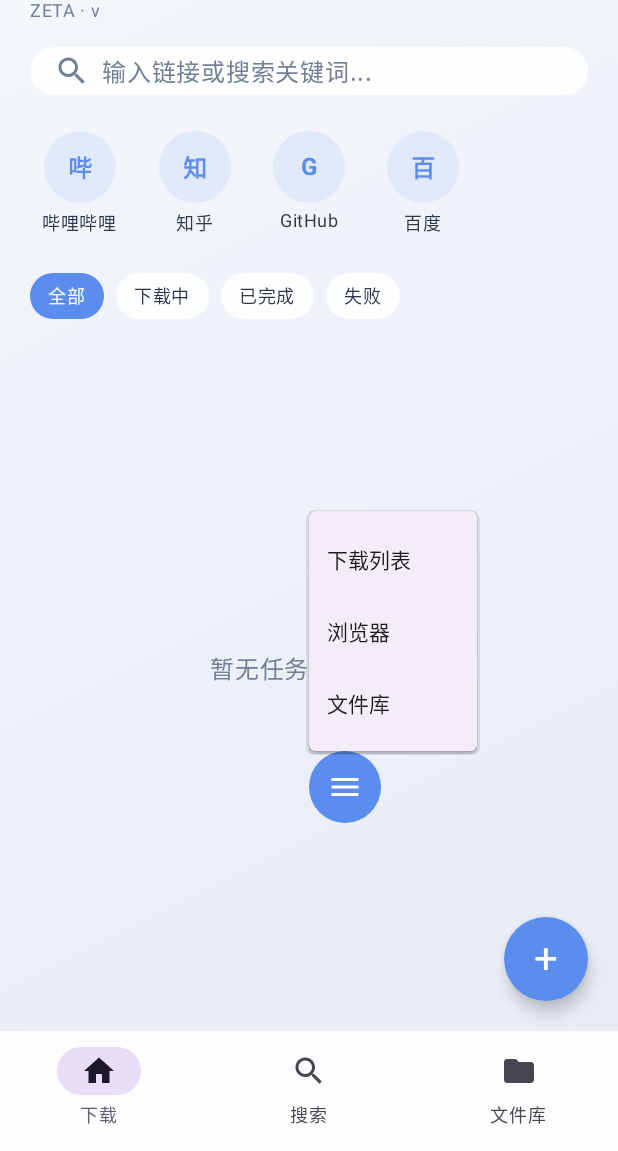
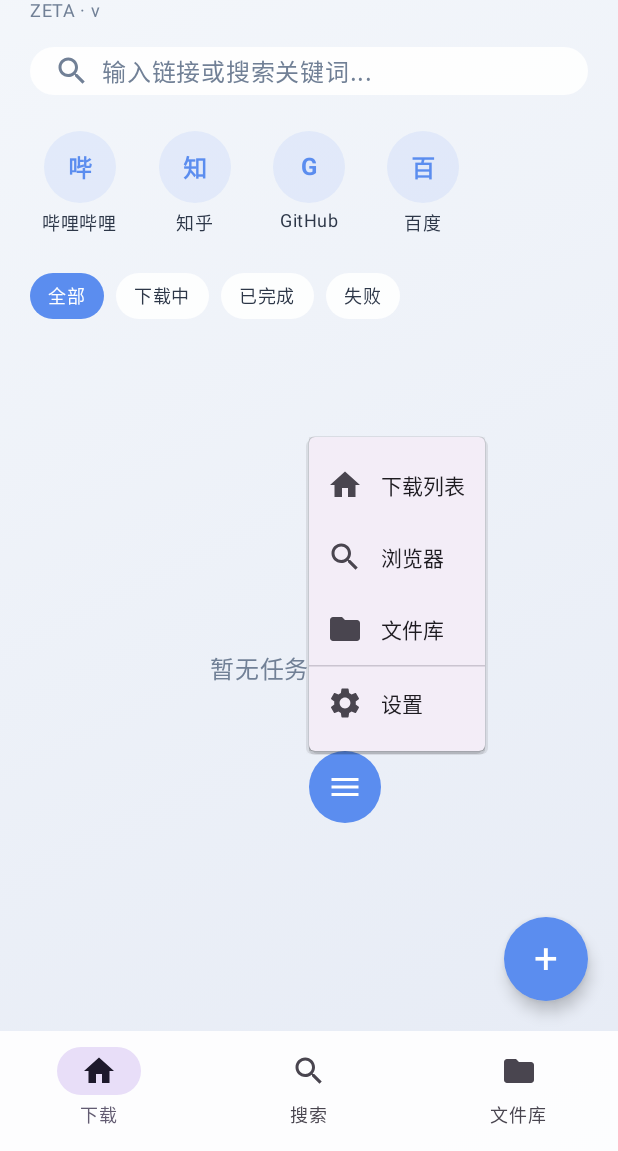
Before and after one commit to Maxx-EX/download-source, an Android app built with Jetpack Compose: the screen it shows after launch (MainActivity), after a tap on "Menu", on a phone screen of 412 x 824 dp, the part 85-1236 px from its top. Run offline under Robolectric (Android 15) with nearby library versions, the phone set to English and light mode, and no system bars; our stand-ins replace Room's generated code.

Commit message:
opt: fix buildconfig import, add browser gestures, optimize floating menu

```diff
--- a/app/src/main/java/com/downloadsource/MainActivity.kt
+++ b/app/src/main/java/com/downloadsource/MainActivity.kt
@@ -92,7 +92,6 @@ class MainActivity : ComponentActivity() {
                             SecureLockScreen(onUnlock = { isLocked = false })
                         } else {
                             var updateInfo by remember { mutableStateOf<UpdateManager.ReleaseInfo?>(null) }
-                            // 修复：传入前剥离后缀
                             LaunchedEffect(Unit) { updateInfo = UpdateManager.checkUpdate(BuildConfig.VERSION_NAME.substringBefore("-")) }
 
                             if (clipboardUrl != null) {
@@ -125,17 +124,6 @@ class MainActivity : ComponentActivity() {
                             }
 
                             MainScaffold()
-
-                            val tasks by DownloadManager.tasks.collectAsStateWithLifecycle()
-                            LaunchedEffect(tasks) {
-                                val intent = Intent(android.appwidget.AppWidgetManager.ACTION_APPWIDGET_UPDATE)
-                                intent.setClass(this@MainActivity, com.downloadsource.core.DownloadWidget::class.java)
-                                val ids = android.appwidget.AppWidgetManager.getInstance(this@MainActivity).getAppWidgetIds(
-                                    android.content.ComponentName(this@MainActivity, com.downloadsource.core.DownloadWidget::class.java)
-                                )
-                                intent.putExtra(android.appwidget.AppWidgetManager.EXTRA_APPWIDGET_IDS, ids)
-                                sendBroadcast(intent)
-                            }
                         }
                     }
                 }
@@ -151,7 +139,6 @@ fun SecureLockScreen(onUnlock: () -> Unit) {
     var inputPwd by remember { mutableStateOf("") }
     var errorMsg by remember { mutableStateOf("") }
     val keys = listOf("1","2","3","4","5","6","7","8","9","Q","W","E","R","T","Y","U","I","O","P","A","S","D","F","G","H","J","K","L","Z","X","C","V","B","N","M","0","DEL")
-
     Column(Modifier.fillMaxSize().background(palette.background.first()).padding(24.dp), horizontalAlignment = Alignment.CenterHorizontally, verticalArrangement = Arrangement.Center) {
         Icon(Icons.Default.Lock, null, modifier = Modifier.size(64.dp), tint = palette.primary.first())
         Text("安全验证", style = MaterialTheme.typography.titleLarge, fontWeight = FontWeight.Bold, color = palette.onSurface)
@@ -217,6 +204,7 @@ fun MainScaffold() {
             }
         }
 
+        // 悬浮球
         var offsetX by remember { mutableFloatStateOf(screenWidthPx / 2) }
         var offsetY by remember { mutableFloatStateOf(screenHeightPx - 400f) }
         var showMenu by remember { mutableStateOf(false) }
@@ -227,7 +215,7 @@ fun MainScaffold() {
             modifier = Modifier
                 .offset { IntOffset(offsetX.roundToInt(), offsetY.roundToInt()) }
                 .size(ballSize)
-                .alpha(if (showMenu) 1f else 0.6f)
+                .alpha(if (showMenu) 1f else 0.8f)
                 .pointerInput(Unit) {
                     detectDragGestures(
                         onDragStart = { showMenu = false },
@@ -246,15 +234,22 @@ fun MainScaffold() {
             Icon(Icons.Default.Menu, "Menu", tint = Color.White)
         }
 
+        // 竖排菜单
         if (showMenu) {
             DropdownMenu(
                 expanded = showMenu,
                 onDismissRequest = { showMenu = false },
                 offset = DpOffset(with(density) { offsetX.toDp() }, with(density) { offsetY.toDp() })
             ) {
-                DropdownMenuItem(text = { Text("下载列表") }, onClick = { currentTab = Tab.DOWNLOAD; showMenu = false })
-                DropdownMenuItem(text = { Text("浏览器") }, onClick = { currentTab = Tab.BROWSER; showMenu = false })
-                DropdownMenuItem(text = { Text("文件库") }, onClick = { currentTab = Tab.LIBRARY; showMenu = false })
+                DropdownMenuItem(text = { Text("下载列表") }, leadingIcon = { Icon(Icons.Default.Home, null) }, onClick = { currentTab = Tab.DOWNLOAD; showMenu = false })
+                DropdownMenuItem(text = { Text("浏览器") }, leadingIcon = { Icon(Icons.Default.Search, null) }, onClick = { currentTab = Tab.BROWSER; showMenu = false })
+                DropdownMenuItem(text = { Text("文件库") }, leadingIcon = { Icon(Icons.Default.Folder, null) }, onClick = { currentTab = Tab.LIBRARY; showMenu = false })
+                HorizontalDivider()
+                DropdownMenuItem(text = { Text("设置") }, leadingIcon = { Icon(Icons.Default.Settings, null) }, onClick = {
+                    showMenu = false
+                    val ctx = LocalContext.current
+                    ctx.startActivity(Intent(ctx, SettingsActivity::class.java))
+                })
             }
         }
     }
@@ -308,7 +303,6 @@ fun DownloadScreen() {
                     Row(verticalAlignment = Alignment.CenterVertically) {
                         Text("Download source", style = MaterialTheme.typography.headlineMedium, fontWeight = FontWeight.ExtraBold, color = palette.onSurface)
                         Spacer(Modifier.width(8.dp))
-                        // 修复：两个版本全部显示标签
                         Box(Modifier.background(if (BuildConfig.CHANNEL == "zeta") Color.Red else Color(0xFF3B82F6), RoundedCornerShape(4.dp)).padding(horizontal = 4.dp, vertical = 2.dp)) {
                             Text(if (BuildConfig.CHANNEL == "zeta") "内测" else "发行", color = Color.White, style = MaterialTheme.typography.labelSmall)
                         }
@@ -316,7 +310,6 @@ fun DownloadScreen() {
                     Text("${BuildConfig.CHANNEL.uppercase()} · v${BuildConfig.VERSION_NAME}", color = palette.onSurfaceDim, style = MaterialTheme.typography.bodySmall)
                 }
 
-                // 内测功能对全版本开放
                 IconButton(onClick = { ctx.startActivity(Intent(ctx, NetDiskActivity::class.java)) }) { Icon(Icons.Default.Cloud, "网盘解析", tint = palette.primary.first()) }
                 IconButton(onClick = { ctx.startActivity(Intent(ctx, SettingsActivity::class.java)) }) { Icon(Icons.Default.Settings, null, tint = palette.onSurface) }
             }
--- a/app/src/main/java/com/downloadsource/core/DownloadManager.kt
+++ b/app/src/main/java/com/downloadsource/core/DownloadManager.kt
@@ -1,6 +1,7 @@
 package com.downloadsource.core
 
 import android.content.Context
+import com.downloadsource.BuildConfig // 修复：补全导入
 import kotlinx.coroutines.*
 import kotlinx.coroutines.flow.MutableStateFlow
 import kotlinx.coroutines.flow.StateFlow
@@ -59,7 +60,6 @@ object DownloadManager {
                             newTasks.add(DownloadTask(url = file.url, fileName = file.name, dirPath = catDir.absolutePath, threads = threads, speedLimitKb = speedLimitKb, headers = headers))
                         }
 
-                        // 修复：批量一次性加入内存并单次落库，防止 ANR
                         mutex.withLock { _tasks.value = _tasks.value + newTasks }
                         TaskStore.save(context, _tasks.value)
 
@@ -107,7 +107,6 @@ object DownloadManager {
         jobs[id] = scope.launch {
             try {
                 val out = segmenter.download(t.id, t.url, File(t.dirPath), t.fileName, t.threads, t.speedLimitKb, t.headers) { d, total, speed ->
-                    // 只更新内存，不写数据库
                     _tasks.value = _tasks.value.map { if (it.id == id) it.copy(downloadedBytes = d, totalBytes = total, speed = speed) else it }
                 }
                 updateTaskState(context, id) { it.copy(status = TaskStatus.Completed, downloadedBytes = it.totalBytes, speed = 0, outputPath = out.absolutePath) }
```
Also changed, not shown: app/src/main/java/com/downloadsource/ui/BrowserScreen.kt (+31 -2 lines).
